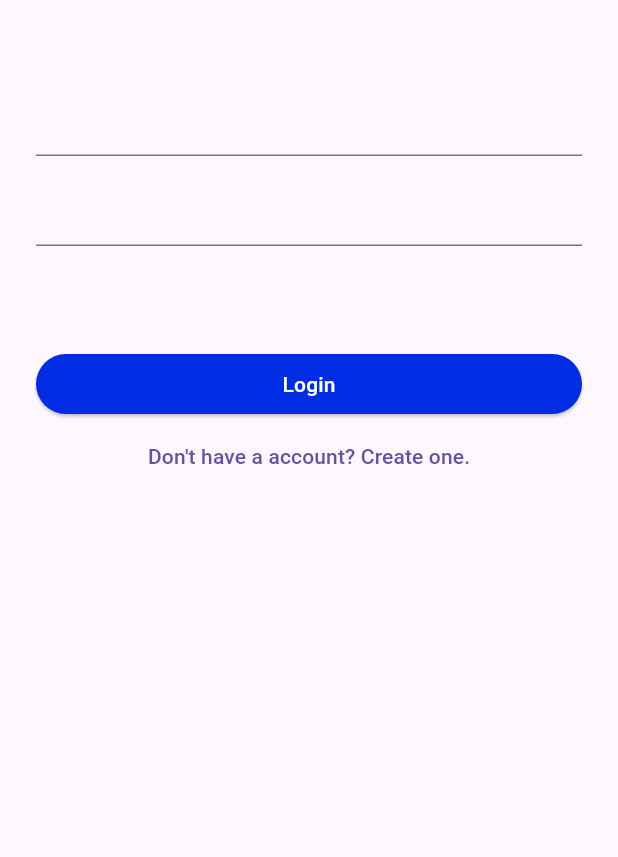
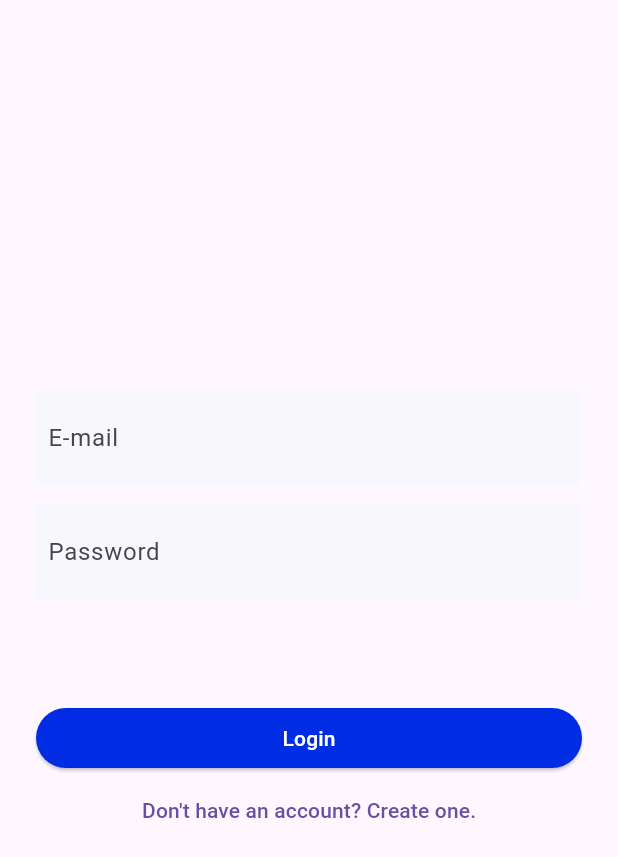
Before and after one commit to professordezani/chat_fatec, a Flutter app: the screen it shows after launch, on a phone screen of 412 x 824 dp. Shown: the top 857 px of the screen. Run offline on Flutter 3.47's test engine with Material 3 defaults, Android fonts, the phone set to English and light mode, and no system bars.

Commit message:
New Account Screen

```diff
--- a/lib/views/app.dart
+++ b/lib/views/app.dart
@@ -2,6 +2,7 @@
 
 import 'package:flutter/material.dart';
 import 'login.page.dart';
+import 'newaccount.page.dart';
 
 class ChatFatecApp extends StatelessWidget {
 
@@ -11,6 +12,7 @@ class ChatFatecApp extends StatelessWidget {
       theme: ThemeData(useMaterial3: true),
       routes: {
         "/login": (context) => LoginPage(),
+        "/new-account": (context) => NewAccountPage(),
       },
       initialRoute: "/login",
     );
--- a/lib/views/login.page.dart
+++ b/lib/views/login.page.dart
@@ -8,14 +8,40 @@ class LoginPage extends StatelessWidget {
   @override
   Widget build(BuildContext context) {
     return Scaffold(
-      appBar: AppBar(),
       body: Container(
         margin: const EdgeInsets.symmetric(horizontal: 24),
         child: Column(
+          mainAxisAlignment: MainAxisAlignment.center,
+          crossAxisAlignment: CrossAxisAlignment.center,
           children: [
-            TextField(),
+            Container(
+              padding: EdgeInsets.all(8),
+              decoration: BoxDecoration(
+                color: Color(0xFFF7F7FC),
+                borderRadius: BorderRadius.circular(4),
+              ),
+              child: TextField(
+                keyboardType: TextInputType.number,
+                decoration: InputDecoration(
+                  hintText: "E-mail",
+                  hintStyle: TextStyle(),
+                  border: InputBorder.none,
+                ),
+              ),
+            ),
             SizedBox(height: 12),
-            TextField(),
+            Container(
+              color: Color(0xFFF7F7FC),
+              padding: EdgeInsets.all(8),
+              child: TextField(
+                obscureText: true,
+                decoration: InputDecoration(
+                  hintText: "Password",
+                  hintStyle: TextStyle(),
+                  border: InputBorder.none,
+                ),
+              ),
+            ),
             Container(
               margin: EdgeInsets.only(top: 68),
               width: MediaQuery.of(context).size.width,
@@ -33,8 +59,10 @@ class LoginPage extends StatelessWidget {
               ),
             ),
             TextButton(
-              onPressed: () {},
-              child: Text("Don't have a account? Create one."),
+              onPressed: () {
+                Navigator.pushNamed(context, '/new-account');
+              },
+              child: Text("Don't have an account? Create one."),
             )
           ],
         ),
```
Also changed, not shown: lib/views/newaccount.page.dart (added, +109 -0 lines).
